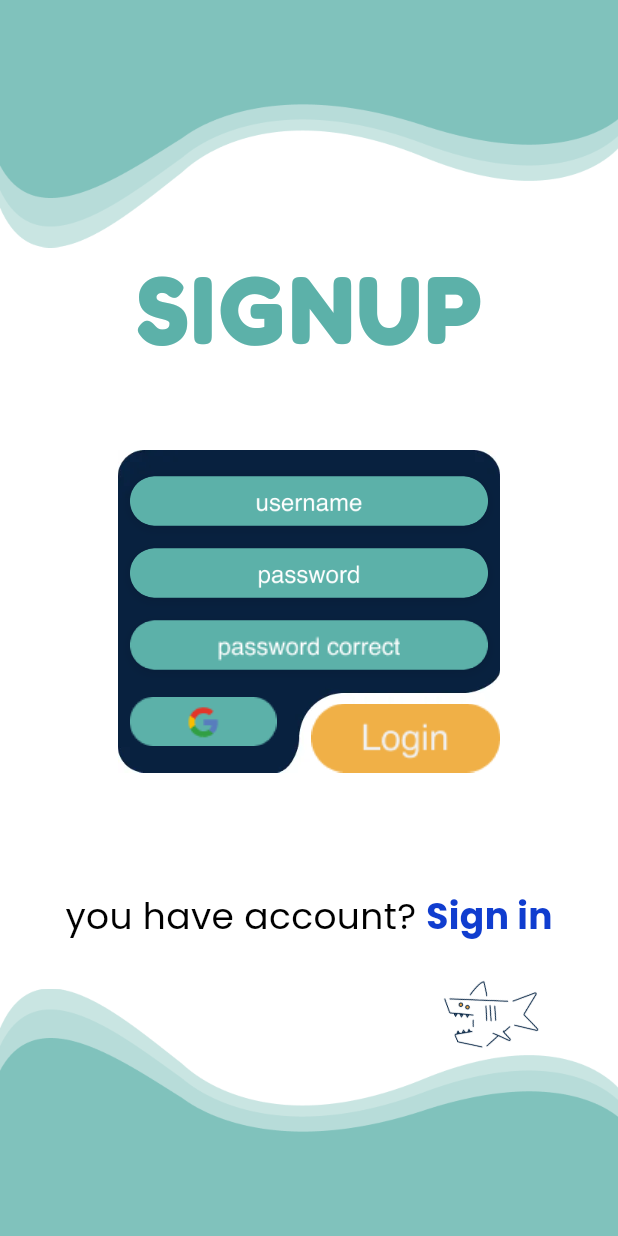
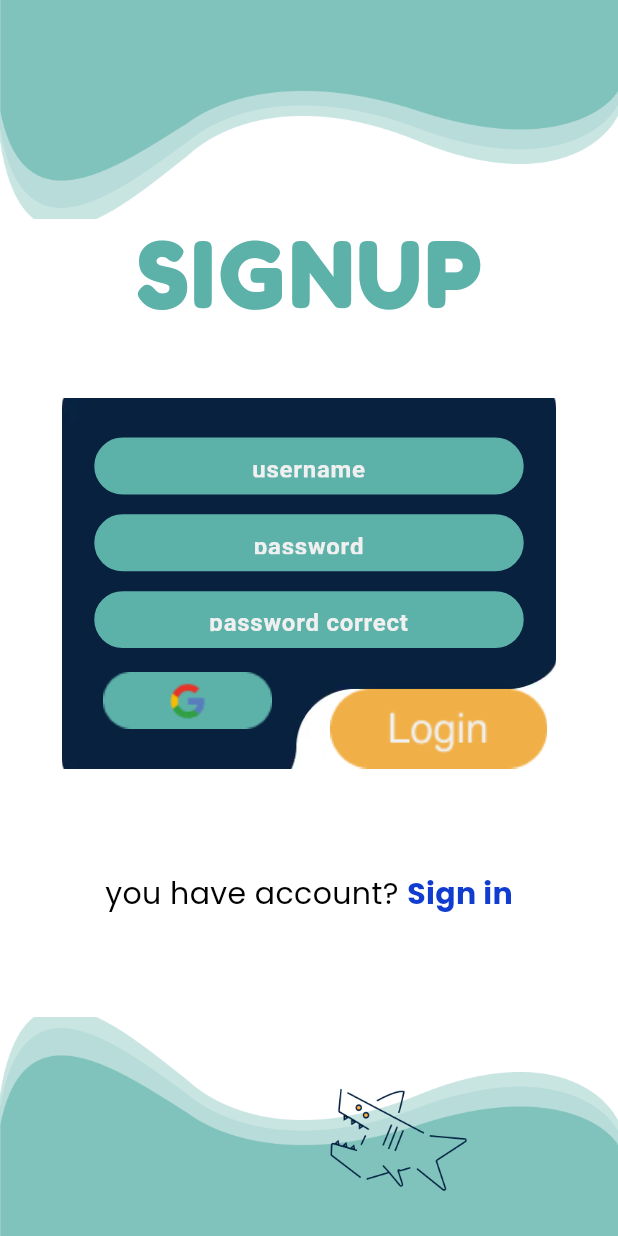
Before and after one commit to Wibson27/OtakAtik, a Flutter app: the screen it shows after launch, on a phone screen of 412 x 824 dp. Run offline on Flutter 3.47's test engine with Material 3 defaults, Android fonts, the phone set to English and light mode, and no system bars; our stand-ins replace bloc, file_picker, flutter_bloc, google_fonts, image_picker, permission_handler; missing offline and left inert: record.

Commit message:
Refine Sign Up Screen

```diff
--- a/frontend/lib/screens/sign_up_screen.dart
+++ b/frontend/lib/screens/sign_up_screen.dart
@@ -4,14 +4,52 @@ import 'package:frontend/common/app_route.dart';
 import 'package:frontend/common/app_color.dart';
 import 'package:frontend/common/screen_utils.dart';
 
-class SignUpScreen extends StatelessWidget {
+class SignUpScreen extends StatefulWidget {
   const SignUpScreen({super.key});
 
   @override
+  State<SignUpScreen> createState() => _SignUpScreenState();
+}
+
+class _SignUpScreenState extends State<SignUpScreen> {
+  final TextEditingController _usernameController = TextEditingController();
+  final TextEditingController _passwordController = TextEditingController();
+  final TextEditingController _confirmPasswordController = TextEditingController();
+
+  final FocusNode _usernameFocusNode = FocusNode();
+  final FocusNode _passwordFocusNode = FocusNode();
+  final FocusNode _confirmPasswordFocusNode = FocusNode();
+
+  bool _isLoginButtonActive = false;
+  bool _isGoogleButtonActive = false;
+
+  @override
+  void initState() {
+    super.initState();
+    _usernameFocusNode.addListener(_onFocusChange);
+    _passwordFocusNode.addListener(_onFocusChange);
+    _confirmPasswordFocusNode.addListener(_onFocusChange);
+  }
+
+  void _onFocusChange() {
+    setState(() {});
+  }
+
+  @override
+  void dispose() {
+    _usernameController.dispose();
+    _passwordController.dispose();
+    _confirmPasswordController.dispose();
+    _usernameFocusNode.dispose();
+    _passwordFocusNode.dispose();
+    _confirmPasswordFocusNode.dispose();
+    super.dispose();
+  }
+
+  @override
   Widget build(BuildContext context) {
-    final screenSize = MediaQuery.of(context).size;
-    final screenWidth = screenSize.width;
-    final screenHeight = screenSize.height;
+    final double screenWidth = context.screenWidth;
+    final double screenHeight = context.screenHeight;
 
     return Scaffold(
       backgroundColor: AppColor.navyElement,
@@ -36,6 +74,7 @@ class SignUpScreen extends StatelessWidget {
       ),
       child: Stack(
         children: [
+          // Wave atas
           Positioned(
             top: 0,
             left: 0,
@@ -43,36 +82,26 @@ class SignUpScreen extends StatelessWidget {
             child: Image.asset(
               'assets/images/wave_top.png',
               width: screenWidth,
-              height: 165,
+              height: context.scaleHeight(165),
               fit: BoxFit.cover,
             ),
           ),
+          // Wave bawah + shark
           Positioned(
             bottom: 0,
             left: 0,
             right: 0,
             child: Image.asset(
-              'assets/images/wave_bottom.png',
+              'assets/images/wave_shark_signup.png',
               width: screenWidth,
-              height: 165,
+              height: context.scaleHeight(165),
               fit: BoxFit.cover,
             ),
           ),
+          // Form sign up group
           Positioned(
-            top: 643,
-            right: 35,
-            child: Transform.rotate(
-              angle: -25.52 * (3.14159 / 180),
-              child: Image.asset(
-                'assets/images/shark_icon.png',
-                width: 97.5,
-                height: 66.62,
-              ),
-            ),
-          ),
-          Positioned(
-            top: 134,
-            left: (screenWidth - 360) / 2,
+            top: context.scaleHeight(134),
+            left: (screenWidth - context.scaleWidth(360)) / 2,
             child: _buildSignUpForm(context, screenWidth),
           ),
         ],
@@ -81,15 +110,18 @@ class SignUpScreen extends StatelessWidget {
   }
 
   Widget _buildSignUpForm(BuildContext context, double screenWidth) {
+    final double formAreaWidth = context.scaleWidth(360);
+    final double formAreaHeight = context.scaleHeight(665);
+
     return SizedBox(
-      width: 360,
-      height: 665,
+      width: formAreaWidth,
+      height: formAreaHeight,
       child: Column(
         crossAxisAlignment: CrossAxisAlignment.center,
         children: [
           SizedBox(
-            width: 273,
-            height: 144,
+            width: context.scaleWidth(273),
+            height: context.scaleHeight(144),
             child: Center(
               child: Text(
                 'SIGNUP',
@@ -102,13 +134,13 @@ class SignUpScreen extends StatelessWidget {
               ),
             ),
           ),
-          const SizedBox(height: 22),
+          SizedBox(height: context.scaleHeight(22)),
           Stack(
             alignment: Alignment.center,
             children: [
               SizedBox(
-                width: 255,
-                height: 215,
+                width: context.scaleWidth(265 * 1.30),
+                height: context.scaleHeight(215 * 1.30),
                 child: Image.asset(
                   'assets/images/blue_background.png',
                   fit: BoxFit.cover,
@@ -117,40 +149,62 @@ class SignUpScreen extends StatelessWidget {
               Positioned(
                 child: Column(
                   children: [
+                    // Username
                     _buildInputField(
-                      'assets/images/username.png',
-                      width: 239,
-                      height: 33,
+                      context: context,
+                      controller: _usernameController,
+                      focusNode: _usernameFocusNode,
+                      hintText: 'username',
+                      width: context.scaleWidth(230 * 1.30),
+                      height: context.scaleHeight(33 * 1.30),
+                      obscureText: false,
                     ),
-                    const SizedBox(height: 15),
+                    SizedBox(height: context.scaleHeight(15)),
+                    // Password
                     _buildInputField(
-                      'assets/images/password.png',
-                      width: 239,
-                      height: 33,
+                      context: context,
+                      controller: _passwordController,
+                      focusNode: _passwordFocusNode,
+                      hintText: 'password',
+                      width: context.scaleWidth(230 * 1.30),
+                      height: context.scaleHeight(33 * 1.30),
+                      obscureText: true,
                     ),
-                    const SizedBox(height: 15),
+                    SizedBox(height: context.scaleHeight(15)),
+                    // Password correct
                     _buildInputField(
-                      'assets/images/password_correct.png',
-                      width: 239,
-                      height: 33,
+                      context: context,
+                      controller: _confirmPasswordController,
+                      focusNode: _confirmPasswordFocusNode,
+                      hintText: 'password correct',
+                      width: context.scaleWidth(230 * 1.30),
+                      height: context.scaleHeight(33 * 1.30),
+                      obscureText: true,
                     ),
-                    const SizedBox(height: 18),
+                    SizedBox(height: context.scaleHeight(18)),
                     SizedBox(
-                      width: 239,
+                      width: context.scaleWidth(230 * 1.30),
                       child: Row(
                         mainAxisAlignment: MainAxisAlignment.start,
                         children: [
+                          // Google icon (dengan animasi tekan)
                           GestureDetector(
+                            onTapDown: (_) => setState(() => _isGoogleButtonActive = true),
+                            onTapUp: (_) => setState(() => _isGoogleButtonActive = false),
+                            onTapCancel: () => setState(() => _isGoogleButtonActive = false),
                             onTap: () {
-                              // navigasi ke Sign In Screen (karena Google icon berfungsi sebagai login)
                               Navigator.pushNamed(context, AppRoute.signIn);
                             },
+                            child: AnimatedScale(
+                              scale: _isGoogleButtonActive ? 0.95 : 1.0,
+                              duration: const Duration(milliseconds: 100),
                               child: SizedBox(
-                              width: 98,
-                              height: 33,
+                                width: context.scaleWidth(100 * 1.30),
+                                height: context.scaleHeight(33 * 1.30),
                                 child: Image.asset(
                                   'assets/images/google_icon.png',
                                   fit: BoxFit.contain,
+                                ),
                               ),
                             ),
                           ),
@@ -164,13 +218,19 @@ class SignUpScreen extends StatelessWidget {
                 bottom: 0,
                 right: 0,
                 child: GestureDetector(
+                  onTapDown: (_) => setState(() => _isLoginButtonActive = true),
+                  onTapUp: (_) => setState(() => _isLoginButtonActive = false),
+                  onTapCancel: () => setState(() => _isLoginButtonActive = false),
                   onTap: () {
-                    // navigasi setelah sign up sukses lalu ke dashboard
+                    // Logika validasi sign-up dan navigasi
                     Navigator.pushReplacementNamed(context, AppRoute.dashboard);
                   },
+                  child: AnimatedScale(
+                    scale: _isLoginButtonActive ? 0.95 : 1.0,
+                    duration: const Duration(milliseconds: 100),
                     child: SizedBox(
-                    width: 126,
-                    height: 46,
+                      width: context.scaleWidth(126 * 1.30),
+                      height: context.scaleHeight(46 * 1.30),
                       child: Image.asset(
                         'assets/images/login_button.png',
                         fit: BoxFit.contain,
@@ -178,12 +238,13 @@ class SignUpScreen extends StatelessWidget {
                     ),
                   ),
                 ),
+              ),
             ],
           ),
-          const SizedBox(height: 70),
+          SizedBox(height: context.scaleHeight(70)),
           SizedBox(
-            width: 329,
-            height: 50,
+            width: context.scaleWidth(329),
+            height: context.scaleHeight(50),
             child: Row(
               mainAxisAlignment: MainAxisAlignment.center,
               children: [
@@ -191,18 +252,18 @@ class SignUpScreen extends StatelessWidget {
                   'you have account? ',
                   style: TextStyle(
                     color: Colors.black,
-                    fontSize: 24,
+                    fontSize: 20,
                   ),
                 ),
                 GestureDetector(
                   onTap: () {
                     Navigator.pushNamed(context, AppRoute.signIn);
                   },
-                  child: const Text(
+                  child: Text(
                     'Sign in',
                     style: TextStyle(
                       color: AppColor.biruNormal,
-                      fontSize: 24,
+                      fontSize: 20,
                       fontWeight: FontWeight.bold,
                     ),
                   ),
@@ -215,25 +276,77 @@ class SignUpScreen extends StatelessWidget {
     );
   }
 
-  Widget _buildInputField(String imagePath, {required double width, required double height}) {
-    return Container(
+  // Widget _buildInputField
+  Widget _buildInputField({
+    required BuildContext context,
+    required TextEditingController controller,
+    required FocusNode focusNode,
+    required String hintText,
+    required double width,
+    required double height,
+    bool obscureText = false,
+  }) {
+    Color boxColor = AppColor.hijauTosca;
+    Color borderColor = focusNode.hasFocus ? AppColor.biruNormal : AppColor.hijauTosca;
+    double borderWidth = focusNode.hasFocus ? 2 : 1;
+    double blurRadius = focusNode.hasFocus ? 8 : 0;
+    Offset offset = focusNode.hasFocus ? const Offset(0, 4) : const Offset(0, 0);
+
+    final double textFontSize = GoogleFonts.roboto().fontSize ?? 16.0;
+
+    return AnimatedContainer(
+      duration: const Duration(milliseconds: 200),
       width: width,
       height: height,
       decoration: BoxDecoration(
+        color: boxColor,
         borderRadius: BorderRadius.circular(25),
+        border: Border.all(color: borderColor, width: borderWidth),
         boxShadow: [
           BoxShadow(
             color: Colors.black.withOpacity(0.1),
-            blurRadius: 5,
-            offset: const Offset(0, 2),
+            blurRadius: blurRadius,
+            offset: offset,
           ),
         ],
       ),
-      child: ClipRRect(
-        borderRadius: BorderRadius.circular(25),
-        child: Image.asset(
-          imagePath,
-          fit: BoxFit.cover,
+      child: Center(
+        child: Padding(
+          padding: EdgeInsets.symmetric(
+            horizontal: context.scaleWidth(20),
+            vertical: (height - textFontSize - 2) / 2,
+          ).clamp(
+            EdgeInsets.zero,
+            EdgeInsets.all(context.scaleWidth(10)),
+          ),
+          child: TextSelectionTheme(
+            data: const TextSelectionThemeData(
+              cursorColor: Colors.black, // Kursor hitam
+            ),
+            child: TextFormField(
+              controller: controller,
+              focusNode: focusNode,
+              obscureText: obscureText,
+              textAlign: TextAlign.center,
+              textAlignVertical: TextAlignVertical.center,
+              style: GoogleFonts.roboto(
+                color: AppColor.whiteText,
+                fontSize: 16,
+                fontWeight: FontWeight.normal,
+              ),
+              decoration: InputDecoration(
+                hintText: hintText,
+                hintStyle: GoogleFonts.roboto(
+                  color: AppColor.whiteText,
+                  fontSize: 16,
+                  fontWeight: FontWeight.bold,
+                ),
+                border: InputBorder.none,
+                contentPadding: EdgeInsets.zero,
+                isDense: true,
+              ),
+            ),
+          ),
         ),
       ),
     );
```
Also changed, not shown: frontend/assets/images/wave_bottom.png (deleted), frontend/assets/images/wave_shark_signup.png (added), frontend/pubspec.yaml (line endings or trailing spaces). Lines whose indentation alone changed are shown as unchanged.
